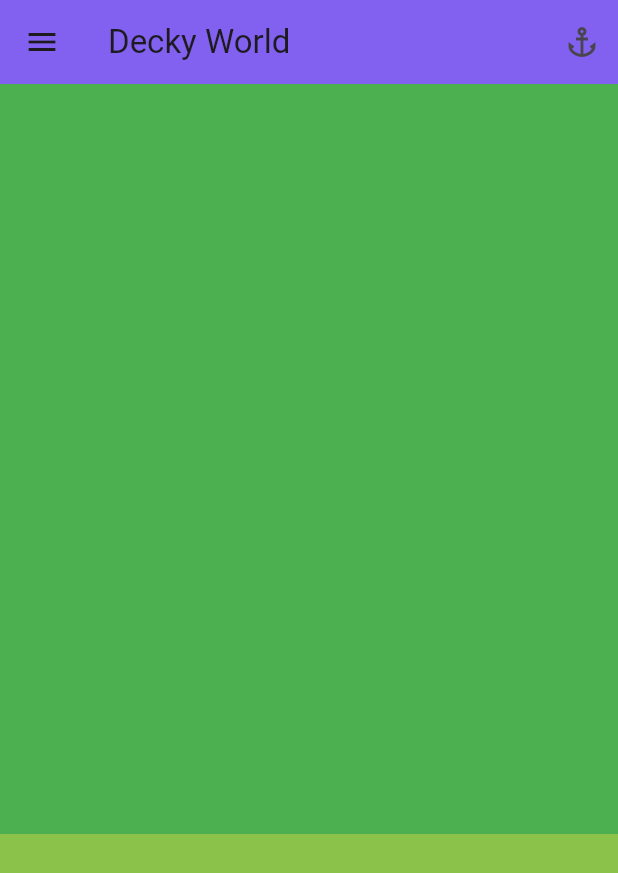
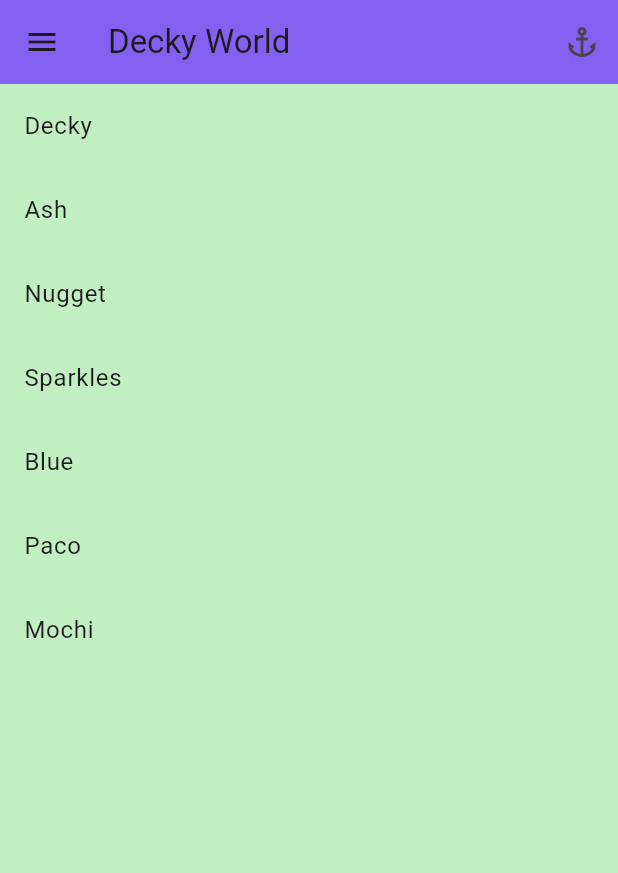
Before and after one commit to KatrinaHuberJuma/learning-flutter, a Flutter app: the screen it shows after launch, on a phone screen of 412 x 824 dp. Shown: the top 873 px of the screen. Run offline on Flutter 3.47's test engine with Material 3 defaults, Android fonts, the phone set to English and light mode, and no system bars.

Commit message:
ListView builder for displaying items from a list, TODO: when to const

```diff
--- a/lib/main.dart
+++ b/lib/main.dart
@@ -1,11 +1,13 @@
 import 'package:flutter/material.dart';
 
 void main() {
-  runApp(const MyApp());
+  runApp( MyApp());
 }
 
 class MyApp extends StatelessWidget {
-  const MyApp({super.key});
+  List names = ["Decky", "Ash", "Nugget", "Sparkles", "Blue", "Paco", "Mochi"]; // non-const before const!
+  MyApp({super.key});
+
 
   @override
   Widget build(BuildContext context) {
@@ -25,32 +27,12 @@ class MyApp extends StatelessWidget {
               ),
           ]
         ),
-        body: ListView(
-          scrollDirection: Axis.vertical,
-          children: [
-            // 1st box
-
-            Container(
-              height: 500,
-                color: Colors.green,
-              ),
-
-            // 2nd box
-
-            Container(
-              height: 500,
-                color: Colors.lightGreen,
-              ),
-
-            // 3rd box
-
-              Container(
-                height: 500,
-                color: Colors.lightGreenAccent,
-              ),
-          ],
-
+        body: ListView.builder(
+          itemCount: names.length,
+          itemBuilder: (context, index) =>ListTile(
+            title: Text(names[index])
           )
+        )
       ),
     );
 
```
